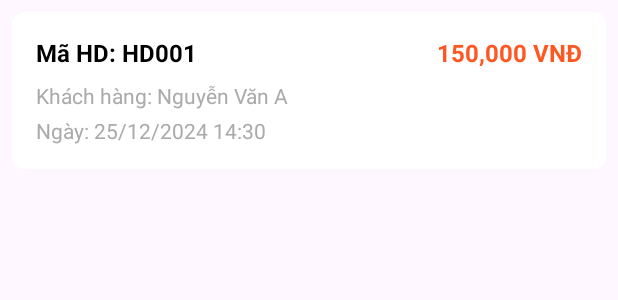
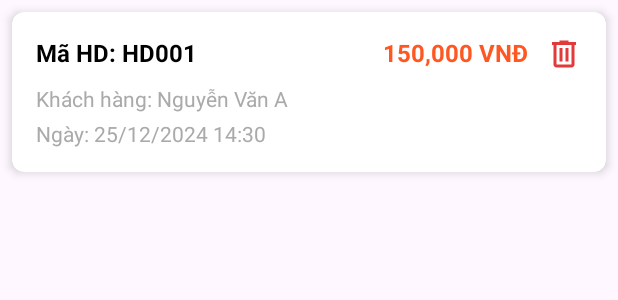
Before and after one commit to bac205/DuAnMau, an Android app: the layout item_hoadon.xml on its own in the app's theme, with its tools: preview values and no code run, on a phone screen of 412 x 824 dp. Shown: the top 300 px of the screen. Run offline under Robolectric (Android 15) with nearby library versions, the phone set to English and light mode, and no system bars.

Commit message:
xoa hoa don

```diff
--- a/app/src/main/res/layout/item_hoadon.xml
+++ b/app/src/main/res/layout/item_hoadon.xml
@@ -37,6 +37,14 @@
                 android:textSize="16sp"
                 android:textStyle="bold"
                 android:textColor="#FF5722" />
+
+            <ImageView
+                android:id="@+id/btnXoaHD"
+                android:layout_width="24dp"
+                android:layout_height="24dp"
+                android:layout_marginStart="12dp"
+                android:contentDescription="Xóa hóa đơn"
+                android:src="@drawable/ic_delete" />
         </LinearLayout>
 
         <TextView
```
Also changed, not shown: app/src/main/java/fpoly/bac/duanmau/HoaDonActivity.java (+26 -0 lines), app/src/main/java/fpoly/bac/duanmau/adapter/HoaDonAdapter.java (+12 -0 lines), app/src/main/java/fpoly/bac/duanmau/database/DbHelper.java (+18 -0 lines), app/src/main/java/fpoly/bac/duanmau/KhachHangActivity.java (line endings or trailing spaces), app/src/main/java/fpoly/bac/duanmau/adapter/GioHangAdapter.java (line endings or trailing spaces), app/src/main/java/fpoly/bac/duanmau/adapter/KhachHangAdapter.java (line endings or trailing spaces), app/src/main/java/fpoly/bac/duanmau/model/GioHang.java (line endings or trailing spaces), app/src/main/java/fpoly/bac/duanmau/model/HoaDon.java (line endings or trailing spaces), app/src/main/java/fpoly/bac/duanmau/model/KhachHang.java (line endings or trailing spaces), app/src/main/res/drawable/edit_text_background.xml (line endings or trailing spaces), app/src/main/res/layout/activity_giohang.xml (line endings or trailing spaces), app/src/main/res/layout/activity_khachhang.xml (line endings or trailing spaces), app/src/main/res/layout/dialog_khachhang.xml (line endings or trailing spaces), app/src/main/res/layout/item_danhmuc.xml (line endings or trailing spaces), 2 more files.
